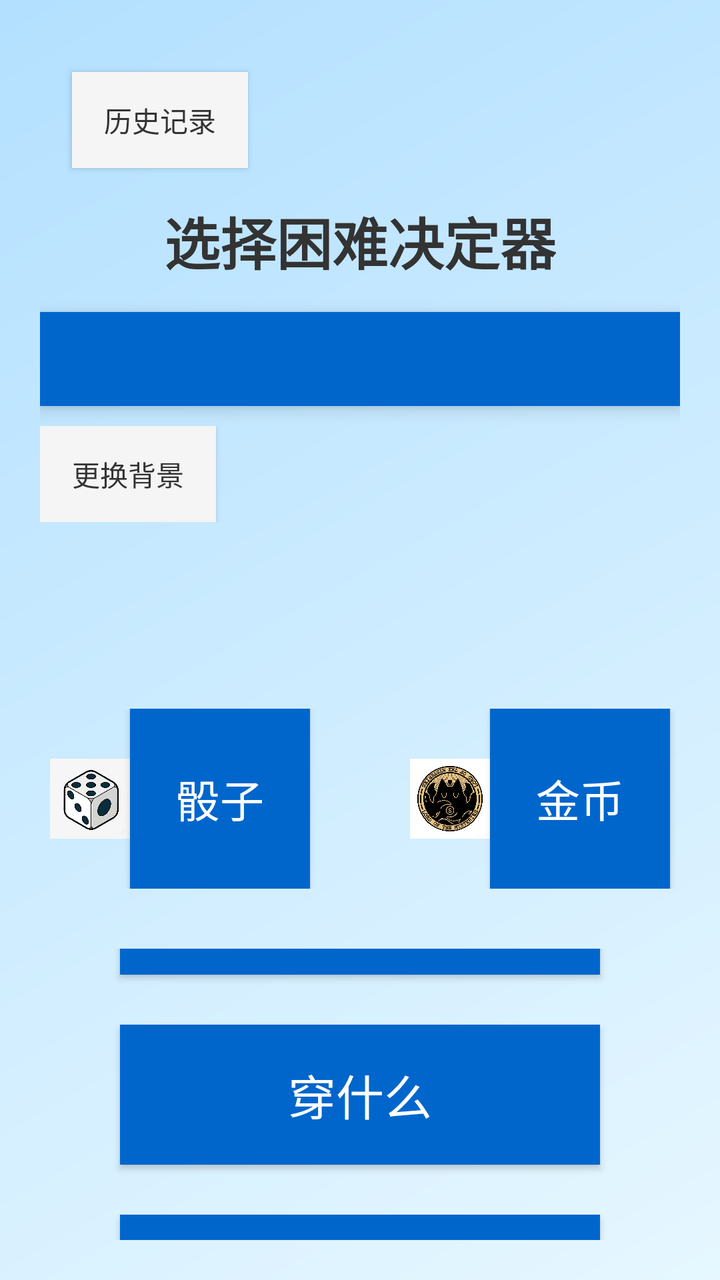
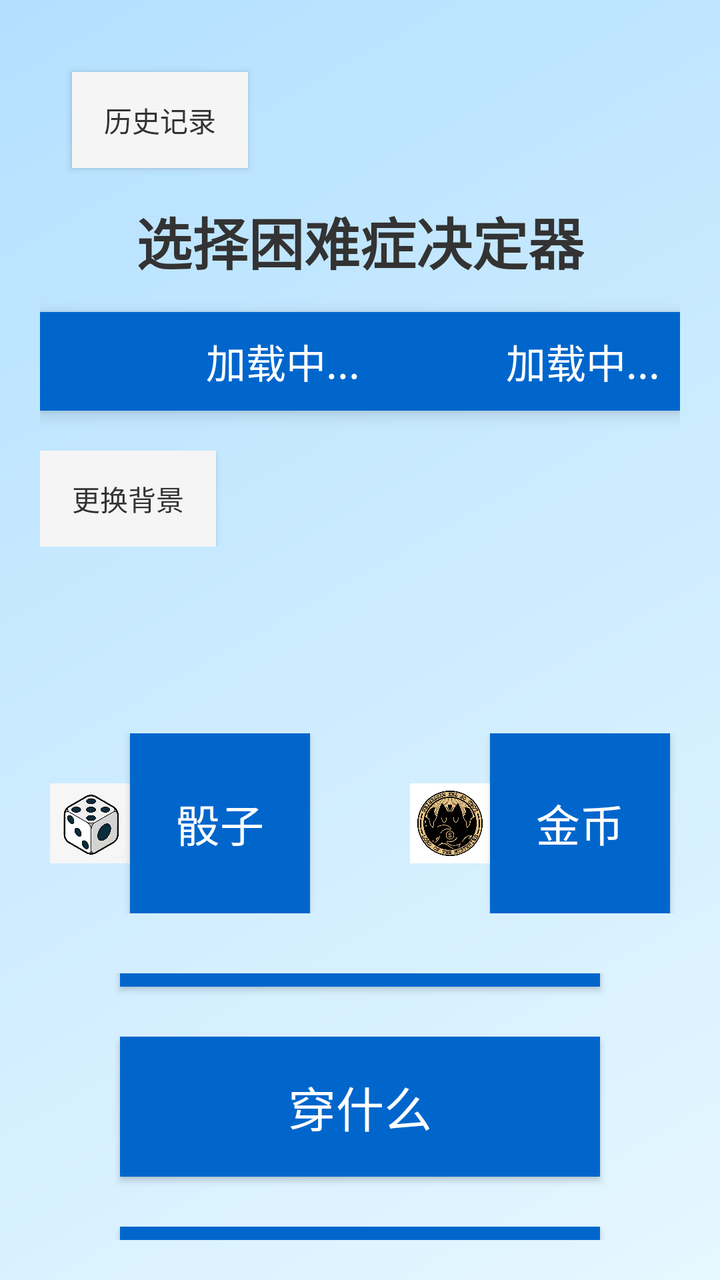

The first picture is an Android layout as it rendered before a commit; the second is the same layout after the commit. The layout source and the unified diff follow.
<!-- AndroidManifest.xml: application theme Theme.MobileInternetPractice -->
<!-- res/layout/activity_main.xml -->
<?xml version="1.0" encoding="utf-8"?>
<LinearLayout xmlns:android="http://schemas.android.com/apk/res/android"
    android:id="@+id/ll_main"
    android:layout_width="match_parent"
    android:layout_height="match_parent"
    android:orientation="vertical"
    android:padding="20dp"
    android:background="@drawable/bg_soft1">

    
    <Button
        android:id="@+id/btn_history"
        android:layout_width="wrap_content"
        android:layout_height="wrap_content"
        android:text="历史记录"
        android:layout_gravity="start|top"
        android:layout_margin="16dp"
        android:background="#F5F5F5"
        android:textColor="#333333"/>

    
    <LinearLayout
        android:id="@+id/ll_history_panel"
        android:layout_width="match_parent"
        android:layout_height="wrap_content"
        android:orientation="vertical"
        android:background="#F8F8F8"
        android:padding="15dp"
        android:visibility="gone"
        android:layout_marginHorizontal="16dp">

        <TextView
            android:id="@+id/tv_history_content"
            android:layout_width="match_parent"
            android:layout_height="wrap_content"
            android:text="暂无历史记录"
            android:textSize="16sp"/>

    </LinearLayout>

    
    <TextView
        android:id="@+id/tv_main_title"
        android:layout_width="wrap_content"
        android:layout_height="wrap_content"
        android:text="@string/main_title"
        android:textSize="28sp"
        android:textStyle="bold"
        android:textColor="#333333"
        android:layout_gravity="center"
        android:layout_marginBottom="15dp"/>

    <TextView
        android:id="@+id/tv_weather_global"
        android:layout_width="match_parent"
        android:layout_height="wrap_content"
        android:textSize="20sp"
        android:textColor="#FFFFFF"
        android:padding="10dp"
        android:background="#0066CC"
        android:gravity="center"
        android:elevation="5dp"/>

    
    <LinearLayout
        android:layout_width="match_parent"
        android:layout_height="wrap_content"
        android:orientation="horizontal"
        android:layout_marginTop="10dp"
        android:gravity="center_vertical">

        <Button
            android:id="@+id/btn_change_bg"
            android:layout_width="wrap_content"
            android:layout_height="wrap_content"
            android:text="更换背景"
            android:background="#F5F5F5"
            android:textColor="#333333"/>

    </LinearLayout>

    
    <TextView
        android:id="@+id/tv_user"
        android:layout_width="match_parent"
        android:layout_height="wrap_content"
        android:textSize="22sp"
        android:textColor="#333333"
        android:padding="12dp"
        android:layout_marginTop="15dp"
        android:gravity="center"
        android:textStyle="bold"/>

    
    <LinearLayout
        android:layout_width="match_parent"
        android:layout_height="wrap_content"
        android:orientation="horizontal"
        android:gravity="center"
        android:layout_marginTop="25dp">

        
        <ImageView
            android:id="@+id/iv_dice"
            android:layout_width="40dp"
            android:layout_height="40dp"
            android:src="@drawable/ic_dice"/>

        <Button
            android:id="@+id/btn_dice"
            android:layout_width="90dp"
            android:layout_height="90dp"
            android:text="骰子"
            android:textSize="22sp"
            android:layout_marginRight="25dp"
            android:background="#0066CC"
            android:textColor="#FFFFFF"
            android:elevation="5dp"/>

        <TextView
            android:id="@+id/tv_dice_result"
            android:layout_width="wrap_content"
            android:layout_height="wrap_content"
            android:textSize="28sp"
            android:textColor="#0066CC"
            android:layout_marginRight="25dp"
            android:textStyle="bold"/>

        
        <ImageView
            android:id="@+id/iv_coin"
            android:layout_width="40dp"
            android:layout_height="40dp"
            android:src="@drawable/ic_coin"/>

        <Button
            android:id="@+id/btn_coin"
            android:layout_width="90dp"
            android:layout_height="90dp"
            android:text="金币"
            android:textSize="22sp"
            android:background="#0066CC"
            android:textColor="#FFFFFF"
            android:elevation="5dp"/>

        <TextView
            android:id="@+id/tv_coin_result"
            android:layout_width="wrap_content"
            android:layout_height="wrap_content"
            android:textSize="28sp"
            android:textColor="#0066CC"
            android:textStyle="bold"/>

    </LinearLayout>

    
    <LinearLayout
        android:layout_width="match_parent"
        android:layout_height="0dp"
        android:layout_weight="1"
        android:gravity="center"
        android:orientation="vertical"
        android:layout_marginTop="30dp">

        <Button
            android:id="@+id/btn_eat"
            android:layout_width="240dp"
            android:layout_height="70dp"
            android:text="吃什么"
            android:textSize="24sp"
            android:background="#0066CC"
            android:textColor="#FFFFFF"
            android:elevation="8dp"/>

        <Button
            android:id="@+id/btn_wear"
            android:layout_width="240dp"
            android:layout_height="70dp"
            android:text="穿什么"
            android:textSize="24sp"
            android:layout_marginTop="25dp"
            android:background="#0066CC"
            android:textColor="#FFFFFF"
            android:elevation="8dp"/>

        <Button
            android:id="@+id/btn_play"
            android:layout_width="240dp"
            android:layout_height="70dp"
            android:text="玩什么"
            android:textSize="24sp"
            android:layout_marginTop="25dp"
            android:background="#0066CC"
            android:textColor="#FFFFFF"
            android:elevation="8dp"/>

    </LinearLayout>

</LinearLayout>
<!-- resources referenced by this layout -->
<resources>
  <!-- drawable bg_soft1 (drawable) -->
  <?xml version="1.0" encoding="utf-8"?>
  <shape xmlns:android="http://schemas.android.com/apk/res/android"
      android:shape="rectangle">
      <gradient
          android:startColor="#E6F7FF"
          android:endColor="#B3E0FF"
          android:angle="135"/>
  </shape>
  <!-- drawable ic_coin: jpg bitmap (drawable, 542686 bytes) -->
  <!-- drawable ic_dice: jpg bitmap (drawable, 41490 bytes) -->
  <string name="main_title">选择困难决定器</string>
  <style name="Theme.MobileInternetPractice" parent="Base.Theme.MobileInternetPractice" />
  <style name="Base.Theme.MobileInternetPractice" parent="Theme.Material3.DayNight.NoActionBar">
          
          
      </style>
</resources>

<!-- the commit's change to res/layout/activity_main.xml (unified diff, before → after) -->
@@ -29,12 +29,30 @@
         android:visibility="gone"
         android:layout_marginHorizontal="16dp">
 
-        <TextView
-            android:id="@+id/tv_history_content"
+        
+        <ScrollView
             android:layout_width="match_parent"
-            android:layout_height="wrap_content"
-            android:text="暂无历史记录"
-            android:textSize="16sp"/>
+            android:layout_height="180dp"
+            android:overScrollMode="never">
+
+            <TextView
+                android:id="@+id/tv_history_content"
+                android:layout_width="match_parent"
+                android:layout_height="wrap_content"
+                android:text="暂无历史记录"
+                android:textSize="16sp"/>
+
+        </ScrollView>
+
+        
+        <Button
+            android:id="@+id/btn_clear_history"
+            android:layout_width="match_parent"
+            android:layout_height="wrap_content"
+            android:text="清除历史记录"
+            android:layout_marginTop="10dp"
+            android:background="#E53935"
+            android:textColor="#FFFFFF"/>
 
     </LinearLayout>
 
@@ -43,32 +61,47 @@
         android:id="@+id/tv_main_title"
         android:layout_width="wrap_content"
         android:layout_height="wrap_content"
-        android:text="@string/main_title"
+        android:text="选择困难症决定器"
         android:textSize="28sp"
         android:textStyle="bold"
         android:textColor="#333333"
         android:layout_gravity="center"
         android:layout_marginBottom="15dp"/>
 
-    <TextView
-        android:id="@+id/tv_weather_global"
-        android:layout_width="match_parent"
-        android:layout_height="wrap_content"
-        android:textSize="20sp"
-        android:textColor="#FFFFFF"
+    
+    <LinearLayout
+        android:layout_width="match_parent"
+        android:layout_height="wrap_content"
+        android:orientation="horizontal"
+        android:background="#0066CC"
         android:padding="10dp"
-        android:background="#0066CC"
-        android:gravity="center"
-        android:elevation="5dp"/>
-
-    
+        android:elevation="5dp"
+        android:layout_marginBottom="10dp">
+        <TextView
+            android:id="@+id/tv_weather"
+            android:layout_width="0dp"
+            android:layout_weight="1"
+            android:layout_height="wrap_content"
+            android:text="加载中..."
+            android:textSize="20sp"
+            android:textColor="#FFFFFF"
+            android:gravity="center"/>
+        <TextView
+            android:id="@+id/tv_temperature"
+            android:layout_width="wrap_content"
+            android:layout_height="wrap_content"
+            android:text="加载中..."
+            android:textSize="20sp"
+            android:textColor="#FFFFFF"
+            android:gravity="center"/>
+    </LinearLayout>
+
     <LinearLayout
         android:layout_width="match_parent"
         android:layout_height="wrap_content"
         android:orientation="horizontal"
         android:layout_marginTop="10dp"
         android:gravity="center_vertical">
-
         <Button
             android:id="@+id/btn_change_bg"
             android:layout_width="wrap_content"
@@ -76,7 +109,6 @@
             android:text="更换背景"
             android:background="#F5F5F5"
             android:textColor="#333333"/>
-
     </LinearLayout>
 
     
@@ -99,13 +131,11 @@
         android:gravity="center"
         android:layout_marginTop="25dp">
 
-        
         <ImageView
             android:id="@+id/iv_dice"
             android:layout_width="40dp"
             android:layout_height="40dp"
             android:src="@drawable/ic_dice"/>
-
         <Button
             android:id="@+id/btn_dice"
             android:layout_width="90dp"
@@ -116,7 +146,6 @@
             android:background="#0066CC"
             android:textColor="#FFFFFF"
             android:elevation="5dp"/>
-
         <TextView
             android:id="@+id/tv_dice_result"
             android:layout_width="wrap_content"
@@ -126,13 +155,11 @@
             android:layout_marginRight="25dp"
             android:textStyle="bold"/>
 
-        
         <ImageView
             android:id="@+id/iv_coin"
             android:layout_width="40dp"
             android:layout_height="40dp"
             android:src="@drawable/ic_coin"/>
-
         <Button
             android:id="@+id/btn_coin"
             android:layout_width="90dp"
@@ -142,7 +169,6 @@
             android:background="#0066CC"
             android:textColor="#FFFFFF"
             android:elevation="5dp"/>
-
         <TextView
             android:id="@+id/tv_coin_result"
             android:layout_width="wrap_content"
@@ -156,8 +182,7 @@
     
     <LinearLayout
         android:layout_width="match_parent"
-        android:layout_height="0dp"
-        android:layout_weight="1"
+        android:layout_height="wrap_content"
         android:gravity="center"
         android:orientation="vertical"
         android:layout_marginTop="30dp">
@@ -171,25 +196,23 @@
             android:background="#0066CC"
             android:textColor="#FFFFFF"
             android:elevation="8dp"/>
-
         <Button
             android:id="@+id/btn_wear"
             android:layout_width="240dp"
             android:layout_height="70dp"
+            android:layout_marginTop="25dp"
             android:text="穿什么"
             android:textSize="24sp"
-            android:layout_marginTop="25dp"
             android:background="#0066CC"
             android:textColor="#FFFFFF"
             android:elevation="8dp"/>
-
         <Button
             android:id="@+id/btn_play"
             android:layout_width="240dp"
             android:layout_height="70dp"
+            android:layout_marginTop="25dp"
             android:text="玩什么"
             android:textSize="24sp"
-            android:layout_marginTop="25dp"
             android:background="#0066CC"
             android:textColor="#FFFFFF"
             android:elevation="8dp"/>
<!-- resource entries referenced after the edit -->
@@ -11,7 +11,6 @@
   </shape>
   <!-- drawable ic_coin: jpg bitmap (drawable, 542686 bytes) -->
   <!-- drawable ic_dice: jpg bitmap (drawable, 41490 bytes) -->
-  <string name="main_title">选择困难决定器</string>
   <style name="Theme.MobileInternetPractice" parent="Base.Theme.MobileInternetPractice" />
   <style name="Base.Theme.MobileInternetPractice" parent="Theme.Material3.DayNight.NoActionBar">
           
